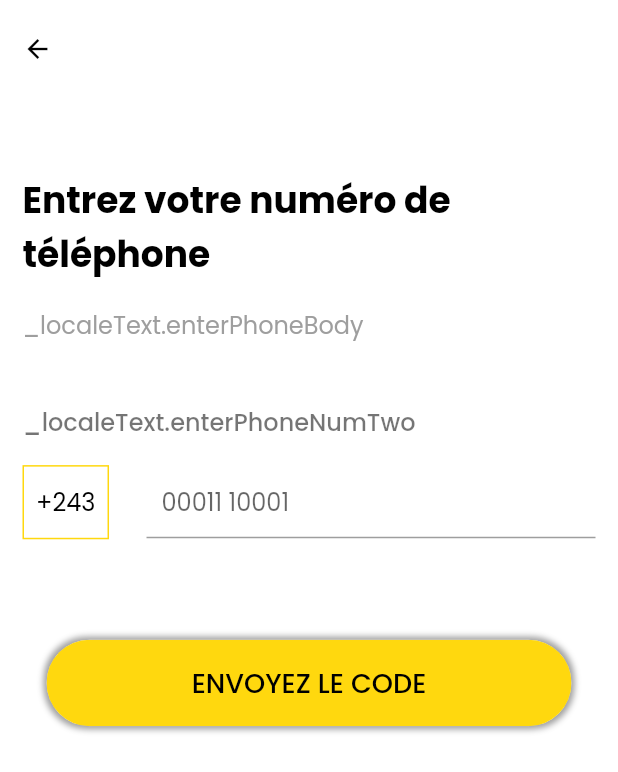
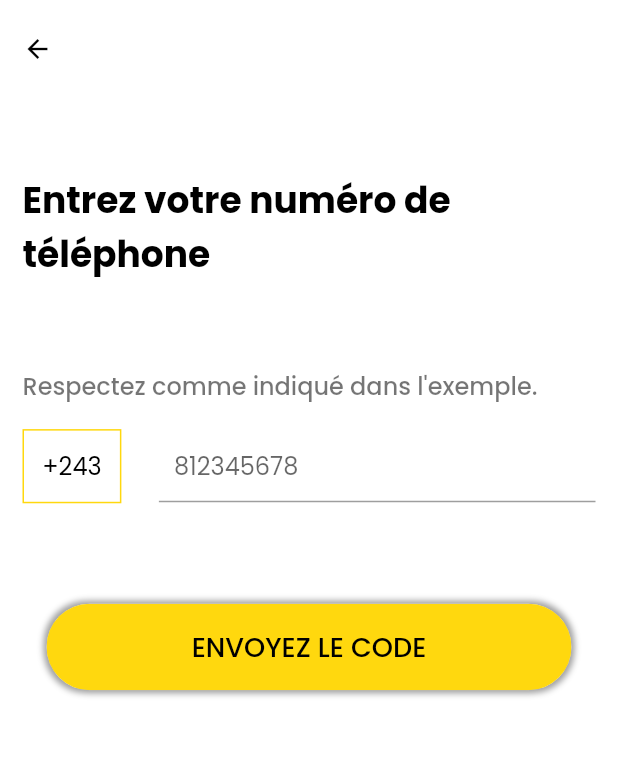
Before and after one commit to Domiynsbelhanda/goplus_driver, a Flutter app: the PhoneNumberScreen screen opened directly, on a phone screen of 412 x 824 dp. Shown: the top 772 px of the screen. Run offline on Flutter 3.47's test engine with Material 2 defaults, Android fonts, the phone set to English and light mode, and no system bars; our stand-ins replace animated_splash_screen, carousel_slider, cloud_firestore, firebase_core, flutter_secure_storage, flutter_svg and 2 more; missing offline and left inert: cool_stepper; accounts and stored records are empty; project files that could hold a hidden picture were left out.

Commit message:
[STYLE] Update hint text phone screen input

```diff
--- a/lib/screens/enter_phone_number_screen.dart
+++ b/lib/screens/enter_phone_number_screen.dart
@@ -41,13 +41,9 @@ class _PhoneNumberScreenState extends State<PhoneNumberScreen> {
                   ),
                 ),
                 SizedBox(height: size.height * 0.02),
-                Text(
-                  '_localeText.enterPhoneBody',
-                  style: TextStyle(color: Colors.grey, height: 1.5),
-                ),
                 SizedBox(height: size.height * 0.05),
                 Text(
-                  '_localeText.enterPhoneNumTwo',
+                  'Respectez comme indiqué dans l\'exemple.',
                   style: TextStyle(
                     color: Colors.black54,
                     fontWeight: FontWeight.w500,
@@ -59,7 +55,7 @@ class _PhoneNumberScreenState extends State<PhoneNumberScreen> {
                     Container(
                       alignment: Alignment.center,
                       height: size.height * 0.06,
-                      width: size.height * 0.07,
+                      width: size.height * 0.08,
                       margin: EdgeInsets.only(right: 15),
                       decoration: BoxDecoration(
                           border: Border.all(
@@ -86,7 +82,7 @@ class _PhoneNumberScreenState extends State<PhoneNumberScreen> {
                         keyboardType: TextInputType.number,
                         cursorColor: AppColors.primaryColor,
                         decoration: InputDecoration(
-                          hintText: "00011 10001",
+                          hintText: "812345678",
                           contentPadding: EdgeInsets.all(10.0),
                         ),
                       ),
```
